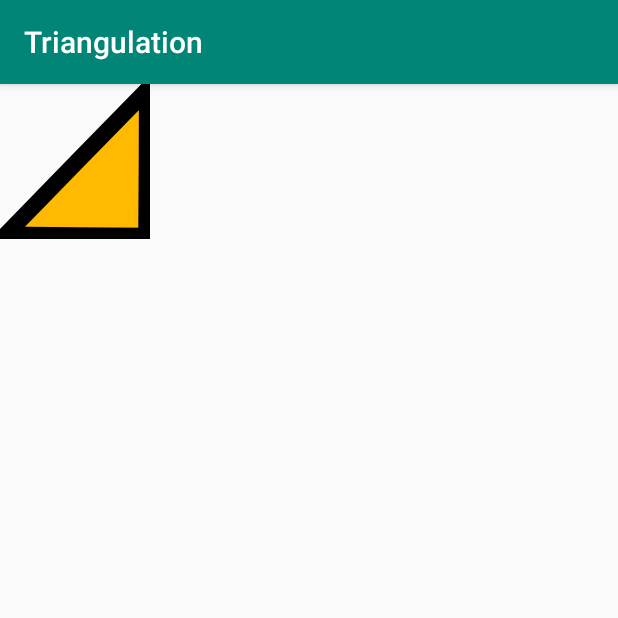
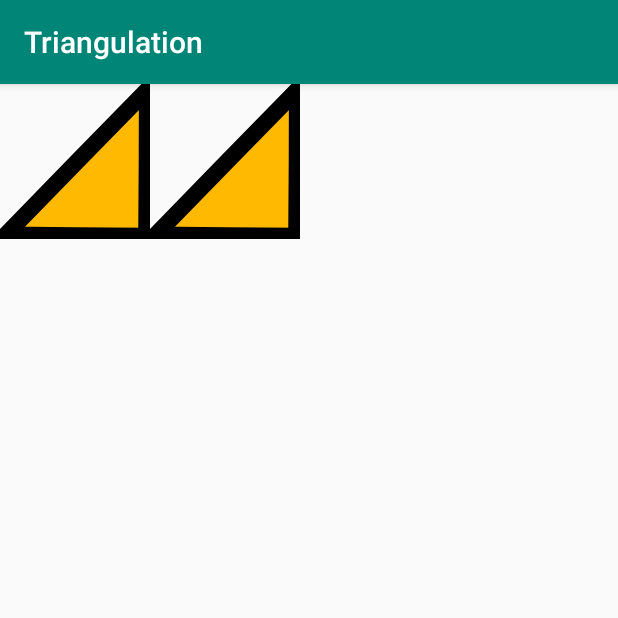
Before and after one commit to MacroChip/Triangulation, an Android app: the screen it shows after launch (MainActivity), on a phone screen of 412 x 824 dp, the top half of it. Run offline under Robolectric (Android 15) with nearby library versions, the light colour scheme and no system bars.

Commit message:
Can programmatically create triangles

```diff
--- a/app/src/main/java/com/basementbrosdevelopers/triangulation/MainActivity.java
+++ b/app/src/main/java/com/basementbrosdevelopers/triangulation/MainActivity.java
@@ -1,6 +1,8 @@
 package com.basementbrosdevelopers.triangulation;
 
 import android.os.Bundle;
+import android.view.ViewGroup;
+import android.widget.ImageView;
 
 import androidx.appcompat.app.AppCompatActivity;
 
@@ -11,5 +13,14 @@ public class MainActivity extends AppCompatActivity {
         super.onCreate(savedInstanceState);
         setContentView(R.layout.activity_main);
         LocationMatrix.main(null);
+        ViewGroup mainView = findViewById(R.id.main);
+        createTriangle(mainView, R.drawable.ic_triangleorange);
+        createTriangle(mainView, R.drawable.ic_triangleorange);
+    }
+
+    private void createTriangle(ViewGroup mainView, int drawable) {
+        ImageView triangle = new ImageView(this);
+        triangle.setImageResource(drawable);
+        mainView.addView(triangle);
     }
 }
--- a/app/src/main/res/layout/activity_main.xml
+++ b/app/src/main/res/layout/activity_main.xml
@@ -1,13 +1,10 @@
 <?xml version="1.0" encoding="utf-8"?>
-<androidx.constraintlayout.widget.ConstraintLayout xmlns:android="http://schemas.android.com/apk/res/android"
+<LinearLayout xmlns:android="http://schemas.android.com/apk/res/android"
     xmlns:tools="http://schemas.android.com/tools"
+    android:id="@+id/main"
     android:layout_width="match_parent"
     android:layout_height="match_parent"
+    android:orientation="horizontal"
     tools:context=".MainActivity">
 
-    <ImageView
-        android:layout_width="wrap_content"
-        android:layout_height="wrap_content"
-        android:src="@drawable/ic_triangleorange" />
-
-</androidx.constraintlayout.widget.ConstraintLayout>
+</LinearLayout>
```
